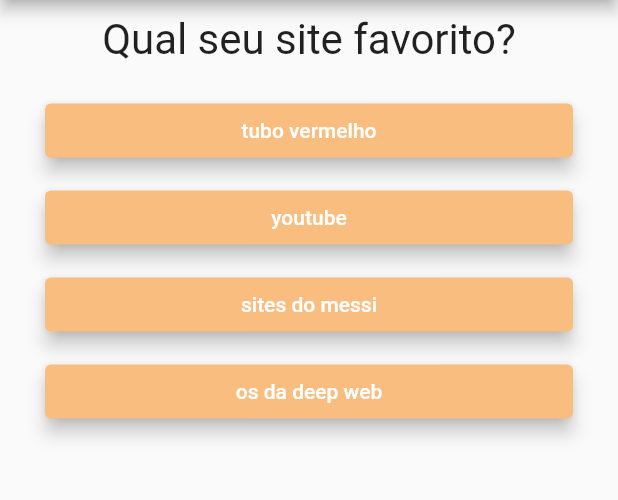
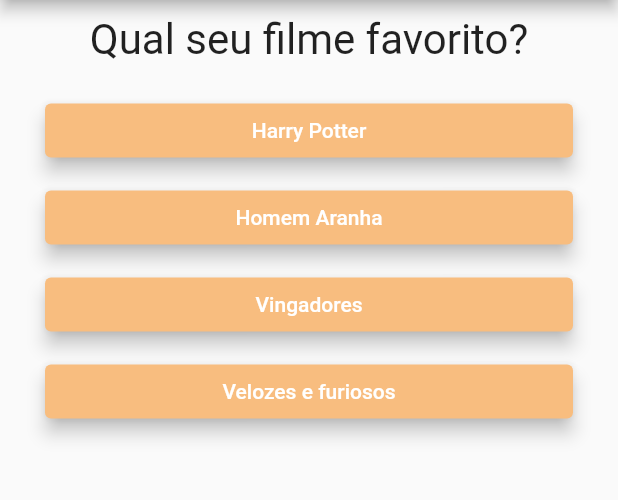
Before and after one commit to 5gMurilo/questionarioFlutter, a Flutter app: the screen it shows after launch, after a tap on "20", after a tap on "Verde", on a phone screen of 412 x 824 dp, the part 84-584 px from its top. Run offline on Flutter 3.47's test engine with Material 2 defaults, Android fonts, the phone set to English and light mode, and no system bars.

Commit message:
alteração na lista privada de perguntas e respostas

```diff
--- a/lib/main.dart
+++ b/lib/main.dart
@@ -34,10 +34,10 @@ class _QuestionsAppState extends State<QuestionsApp> {
     {
       'pergunta': 'Qual a sua idade?',
       'respostas': [
-        {'texto': '17', 'pontuacao': 10},
-        {'texto': '18', 'pontuacao': 8},
-        {'texto': '19', 'pontuacao': 5},
-        {'texto': '20', 'pontuacao': 3},
+        {'texto': '20', 'pontuacao': 10},
+        {'texto': '19', 'pontuacao': 8},
+        {'texto': '18', 'pontuacao': 5},
+        {'texto': '17', 'pontuacao': 3},
       ]
     },
     {
@@ -50,12 +50,12 @@ class _QuestionsAppState extends State<QuestionsApp> {
       ]
     },
     {
-      'pergunta': 'Qual seu site favorito?',
+      'pergunta': 'Qual seu filme favorito?',
       'respostas': [
-        {'texto': 'tubo vermelho', 'pontuacao': 10},
-        {'texto': 'youtube', 'pontuacao': 8},
-        {'texto': 'sites do messi', 'pontuacao': 5},
-        {'texto': 'os da deep web', 'pontuacao': 3},
+        {'texto': 'Harry Potter', 'pontuacao': 10},
+        {'texto': 'Homem Aranha', 'pontuacao': 8},
+        {'texto': 'Vingadores', 'pontuacao': 5},
+        {'texto': 'Velozes e furiosos', 'pontuacao': 3},
       ]
     }
   ];
```
